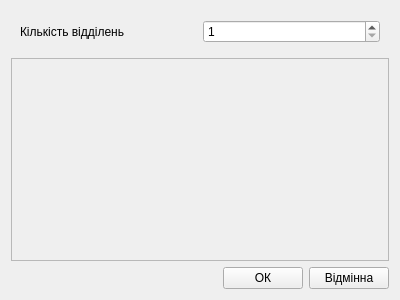
Old version of the form Kursova/EducationProgressForms/InputForms/departmentsinputform.ui in the repository zzvanyazz/Kursova.
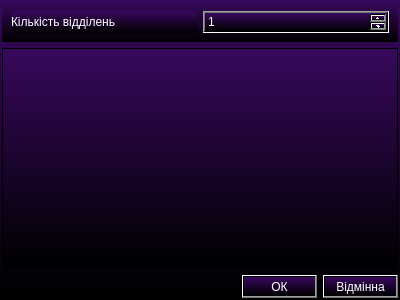
New version of the form.

Diff of the .ui file:
```diff
--- a/Kursova/EducationProgressForms/InputForms/departmentsinputform.ui
+++ b/Kursova/EducationProgressForms/InputForms/departmentsinputform.ui
@@ -13,7 +13,22 @@
   <property name="windowTitle">
    <string>Form</string>
   </property>
+  <property name="styleSheet">
+   <string notr="true">background-color: qlineargradient(spread:pad, x1:1, y1:1, x2:1, y2:0.034, stop:0 rgba(0, 0, 0, 255), stop:1 rgba(53, 8, 89, 255));</string>
+  </property>
   <layout class="QVBoxLayout" name="verticalLayout">
+   <property name="leftMargin">
+    <number>2</number>
+   </property>
+   <property name="topMargin">
+    <number>2</number>
+   </property>
+   <property name="rightMargin">
+    <number>2</number>
+   </property>
+   <property name="bottomMargin">
+    <number>2</number>
+   </property>
    <item>
     <widget class="QWidget" name="horizontalWidget_3" native="true">
      <property name="sizePolicy">
@@ -25,13 +40,19 @@
      <layout class="QHBoxLayout" name="horizontalLayout_3">
       <item>
        <widget class="QLabel" name="label">
+        <property name="styleSheet">
+         <string notr="true">color: rgb(255, 255, 255);</string>
+        </property>
         <property name="text">
          <string>Кількість відділень</string>
         </property>
        </widget>
       </item>
       <item>
-       <widget class="QSpinBox" name="department">
+       <widget class="QSpinBox" name="departmentCounter">
+        <property name="styleSheet">
+         <string notr="true">color: rgb(255, 255, 255);</string>
+        </property>
         <property name="minimum">
          <number>1</number>
         </property>
@@ -42,6 +63,9 @@
    </item>
    <item>
     <widget class="QScrollArea" name="scrollArea">
+     <property name="styleSheet">
+      <string notr="true">color: rgb(255, 255, 255);</string>
+     </property>
      <property name="widgetResizable">
       <bool>true</bool>
      </property>
@@ -50,8 +74,8 @@
        <rect>
         <x>0</x>
         <y>0</y>
-        <width>376</width>
-        <height>188</height>
+        <width>394</width>
+        <height>204</height>
        </rect>
       </property>
       <layout class="QVBoxLayout" name="verticalLayout_2"/>
@@ -75,6 +99,9 @@
      </item>
      <item>
       <widget class="QPushButton" name="btn_ok">
+       <property name="styleSheet">
+        <string notr="true">color: rgb(255, 255, 255);</string>
+       </property>
        <property name="text">
         <string>ОК</string>
        </property>
@@ -82,6 +109,9 @@
      </item>
      <item>
       <widget class="QPushButton" name="btn_cancel">
+       <property name="styleSheet">
+        <string notr="true">color: rgb(255, 255, 255);</string>
+       </property>
        <property name="text">
         <string>Відмінна</string>
        </property>
```
